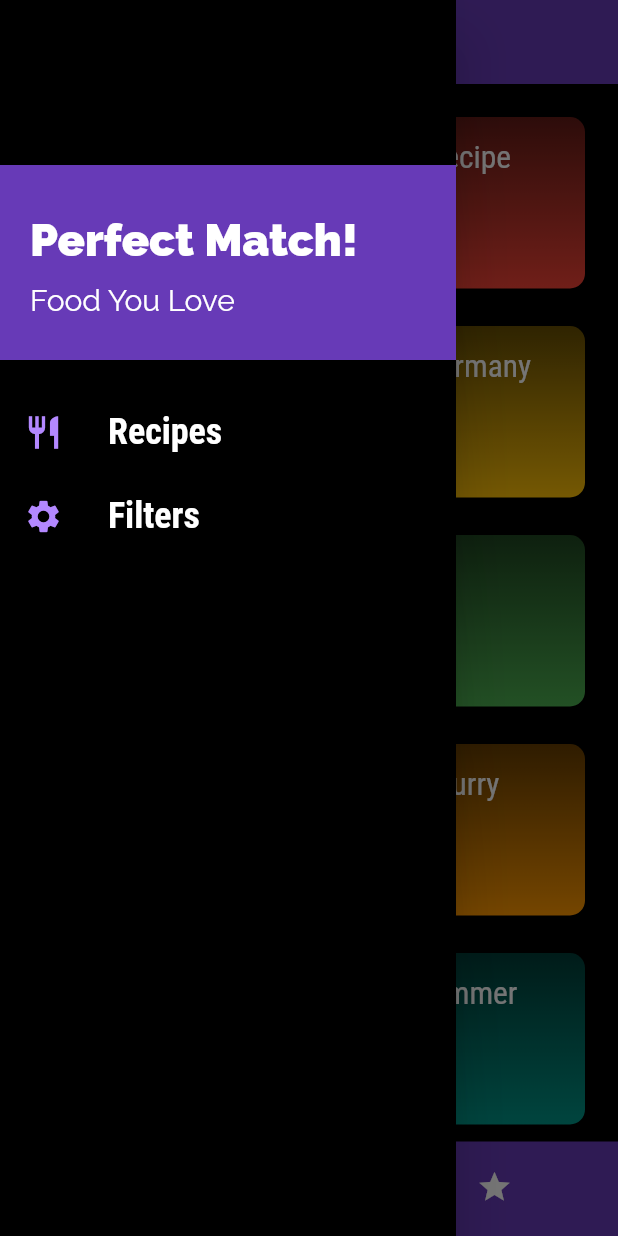
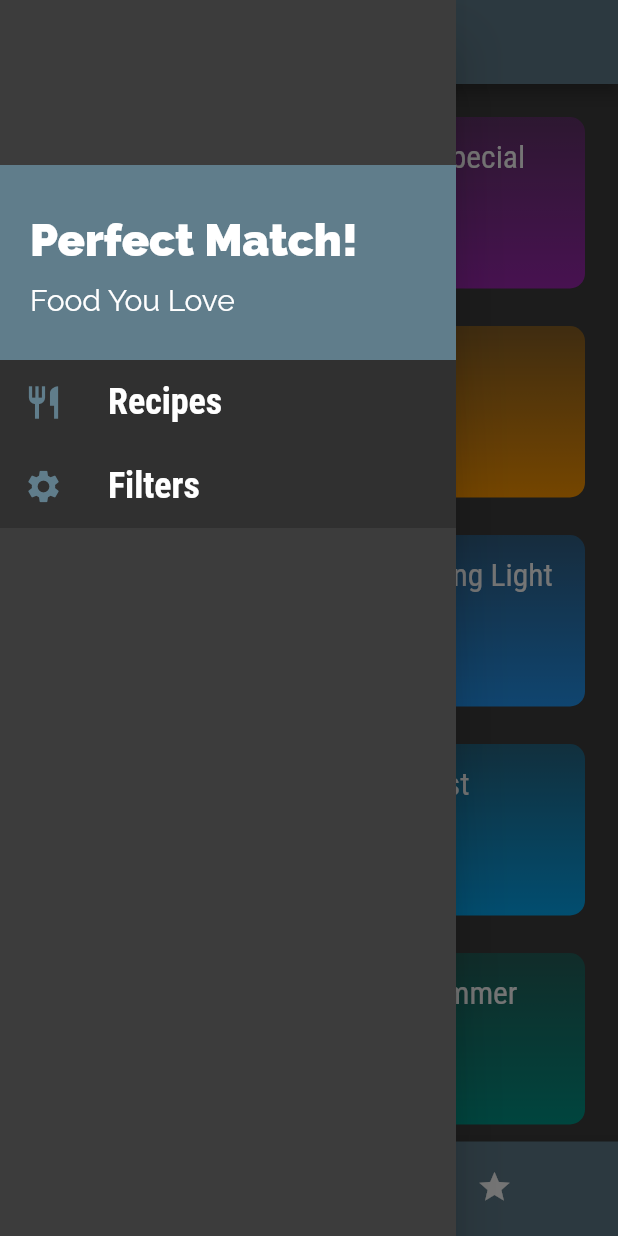
Before and after one commit to am-aakash/Perfect-match---First-attempt, a Flutter app: the screen it shows after launch, with the side drawer open, on a phone screen of 412 x 824 dp. Run offline on Flutter 3.47's test engine with Material 2 defaults, Android fonts, the phone set to English and light mode, and no system bars.

Commit message:
new update

```diff
--- a/lib/dummy_data.dart
+++ b/lib/dummy_data.dart
@@ -4,6 +4,11 @@ import './models/category.dart';
 import './models/meal.dart';
 
 const DUMMY_CATEGORIES = const [
+  Category(
+    id: 'c8',
+    title: 'Indian',
+    color: Colors.orange,
+  ),
   Category(
     id: 'c1',
     title: 'Italian Special',
@@ -38,11 +43,6 @@ const DUMMY_CATEGORIES = const [
     id: 'c7',
     title: 'Breakfast',
     color: Colors.lightBlue,
-  ),
-  Category(
-    id: 'c8',
-    title: 'Indian Curry',
-    color: Colors.orange,
   ),
   Category(
     id: 'c9',
--- a/lib/main.dart
+++ b/lib/main.dart
@@ -4,20 +4,79 @@ import 'package:perfect_match/screens/favourites_screen.dart';
 import 'package:perfect_match/screens/meal_detail_screen.dart';
 import 'package:perfect_match/screens/tabs_screen.dart';
 
+import 'dummy_data.dart';
+import 'models/meal.dart';
 import 'screens/categories_screen.dart';
 import 'screens/filters_screen.dart';
 
 void main() => runApp(MyApp());
 
-class MyApp extends StatelessWidget {
+class MyApp extends StatefulWidget {
+  @override
+  _MyAppState createState() => _MyAppState();
+}
+
+class _MyAppState extends State<MyApp> {
+  Map<String, bool> _filters = {
+    'gluten': false,
+    'lactose': false,
+    'vegan': false,
+    'vegetarian': false,
+  };
+  List<Meal> _availableMeals = DUMMY_MEALS;
+  List<Meal> _favoriteMeals = [];
+
+  void _setFilters(Map<String, bool> filterData) {
+    setState(() {
+      _filters = filterData;
+
+      _availableMeals = DUMMY_MEALS.where((meal) {
+        if (_filters['gluten'] && !meal.isGlutenFree) {
+          return false;
+        }
+        if (_filters['lactose'] && !meal.isLactoseFree) {
+          return false;
+        }
+        if (_filters['vegan'] && !meal.isVegan) {
+          return false;
+        }
+        if (_filters['vegetarian'] && !meal.isVegetarian) {
+          return false;
+        }
+        return true;
+      }).toList();
+    });
+  }
+
+  void _toggleFavorite(String mealId) {
+    final existingIndex =
+        _favoriteMeals.indexWhere((meal) => meal.id == mealId);
+    if (existingIndex >= 0) {
+      setState(() {
+        _favoriteMeals.removeAt(existingIndex);
+      });
+    } else {
+      setState(() {
+        _favoriteMeals.add(
+          DUMMY_MEALS.firstWhere((meal) => meal.id == mealId),
+        );
+      });
+    }
+  }
+
+  bool _isMealFavorite(String id) {
+    return _favoriteMeals.any((meal) => meal.id == id);
+  }
+
   @override
   Widget build(BuildContext context) {
     return MaterialApp(
+      debugShowCheckedModeBanner: false,
       title: 'Perfect Match !! (Food version)',
       theme: ThemeData(
-        primarySwatch: Colors.deepPurple,
-        accentColor: Colors.orange[400],
-        canvasColor: Color.fromRGBO(0, 0, 0, 50),
+        primarySwatch: Colors.blueGrey,
+        accentColor: Colors.blue,
+        canvasColor: Color.fromRGBO(60, 60, 60, 100),
         fontFamily: 'Raleway',
         textTheme: ThemeData.light().textTheme.copyWith(
               bodyText2: TextStyle(
@@ -40,7 +99,7 @@ class MyApp extends StatelessWidget {
         '/': (ctx) => TabsScreen(),
         CategoryMealsScreen.routeName: (ctx) => CategoryMealsScreen(),
         MealDetailScreen.routeName: (ctx) => MealDetailScreen(),
-        FiltersScreen.routeName: (ctx) => FiltersScreen(),
+        FiltersScreen.routeName: (ctx) => FiltersScreen(_filters, _setFilters),
       },
       onGenerateRoute: (settings) {
         print(settings.arguments);
--- a/lib/screens/category_meals_screen.dart
+++ b/lib/screens/category_meals_screen.dart
@@ -17,7 +17,6 @@ class _CategoryMealsScreenState extends State<CategoryMealsScreen> {
 
   @override
   void initState() {
-    // ...
     super.initState();
   }
 
--- a/lib/screens/tabs_screen.dart
+++ b/lib/screens/tabs_screen.dart
@@ -16,7 +16,7 @@ class _TabScreenState extends State<TabsScreen> {
     },
     {
       'page': FavoritesScreen(),
-      'title': 'Your Favorite',
+      'title': 'Your Favorites',
     },
   ];
   int _selectedPageIndex = 0;
@@ -39,7 +39,7 @@ class _TabScreenState extends State<TabsScreen> {
         onTap: _selectPage,
         backgroundColor: Theme.of(context).primaryColor,
         unselectedItemColor: Colors.white,
-        selectedItemColor: Colors.amber,
+        selectedItemColor: Colors.black,
         selectedFontSize: 18,
         currentIndex: _selectedPageIndex,
         type: BottomNavigationBarType.shifting,
@@ -47,11 +47,13 @@ class _TabScreenState extends State<TabsScreen> {
           BottomNavigationBarItem(
             backgroundColor: Theme.of(context).primaryColor,
             icon: Icon(Icons.category),
+            // ignore: deprecated_member_use
             title: Text('Categories'),
           ),
           BottomNavigationBarItem(
             backgroundColor: Theme.of(context).primaryColor,
             icon: Icon(Icons.star),
+            // ignore: deprecated_member_use
             title: Text('Favorites'),
           ),
         ],
--- a/lib/widgets/main_drawer.dart
+++ b/lib/widgets/main_drawer.dart
@@ -4,9 +4,10 @@ import 'package:perfect_match/screens/filters_screen.dart';
 class MainDrawer extends StatelessWidget {
   Widget buildListTile(String title, IconData icon, Function tapHandler) {
     return ListTile(
+      tileColor: Colors.grey[850],
       leading: Icon(
         icon,
-        color: Colors.deepPurpleAccent[100],
+        color: Colors.blueGrey,
         size: 26,
       ),
       title: Text(
@@ -33,7 +34,7 @@ class MainDrawer extends StatelessWidget {
             width: double.infinity,
             padding: EdgeInsets.fromLTRB(20, 30, 20, 0),
             alignment: Alignment.centerLeft,
-            color: Colors.deepPurple,
+            color: Colors.blueGrey,
             child: Text(
               'Perfect Match!',
               style: TextStyle(
@@ -48,7 +49,7 @@ class MainDrawer extends StatelessWidget {
             width: double.infinity,
             padding: EdgeInsets.fromLTRB(20, 0, 20, 20),
             alignment: Alignment.centerLeft,
-            color: Colors.deepPurple,
+            color: Colors.blueGrey,
             child: Text(
               'Food You Love',
               style: TextStyle(
@@ -58,7 +59,7 @@ class MainDrawer extends StatelessWidget {
               ),
             ),
           ),
-          SizedBox(height: 20),
+          //SizedBox(height: 20),
           buildListTile('Recipes', Icons.restaurant, () {
             Navigator.of(context).pushReplacementNamed('/');
           }),
--- a/lib/widgets/meal_item.dart
+++ b/lib/widgets/meal_item.dart
@@ -60,7 +60,11 @@ class MealItem extends StatelessWidget {
           MealDetailScreen.routeName,
           arguments: id,
         )
-        .then((result) => {if (result != null) removeItem(result)});
+        .then(
+          (result) => {
+            if (result != null) removeItem(result),
+          },
+        );
   }
 
   @override
```
Also changed, not shown: lib/screens/filters_screen.dart (+100 -9 lines).
